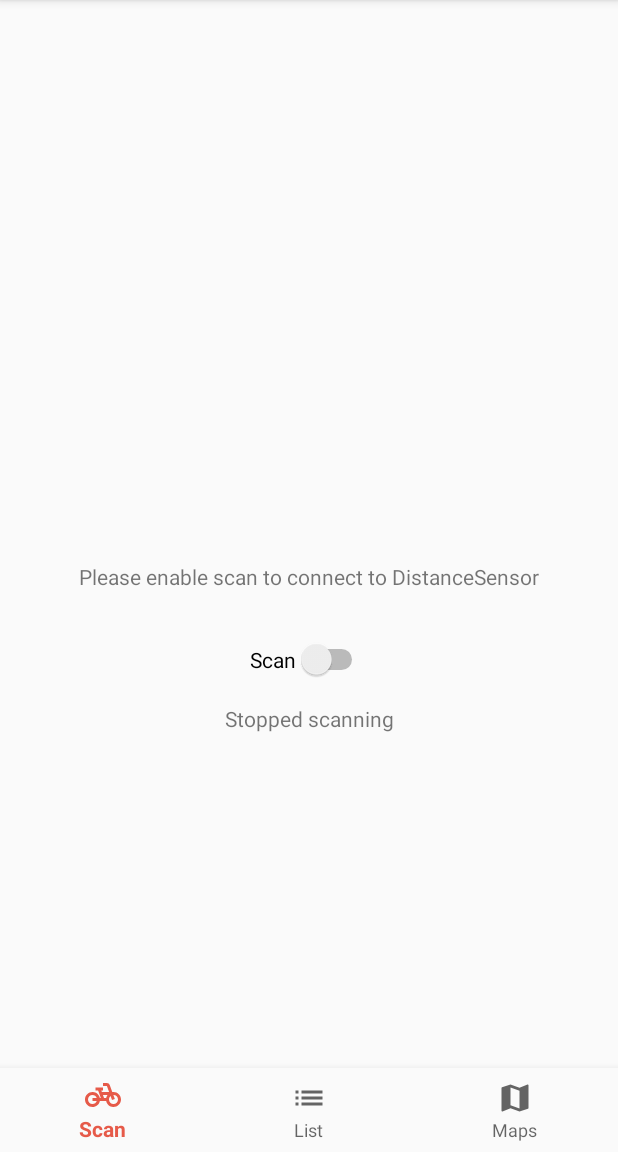
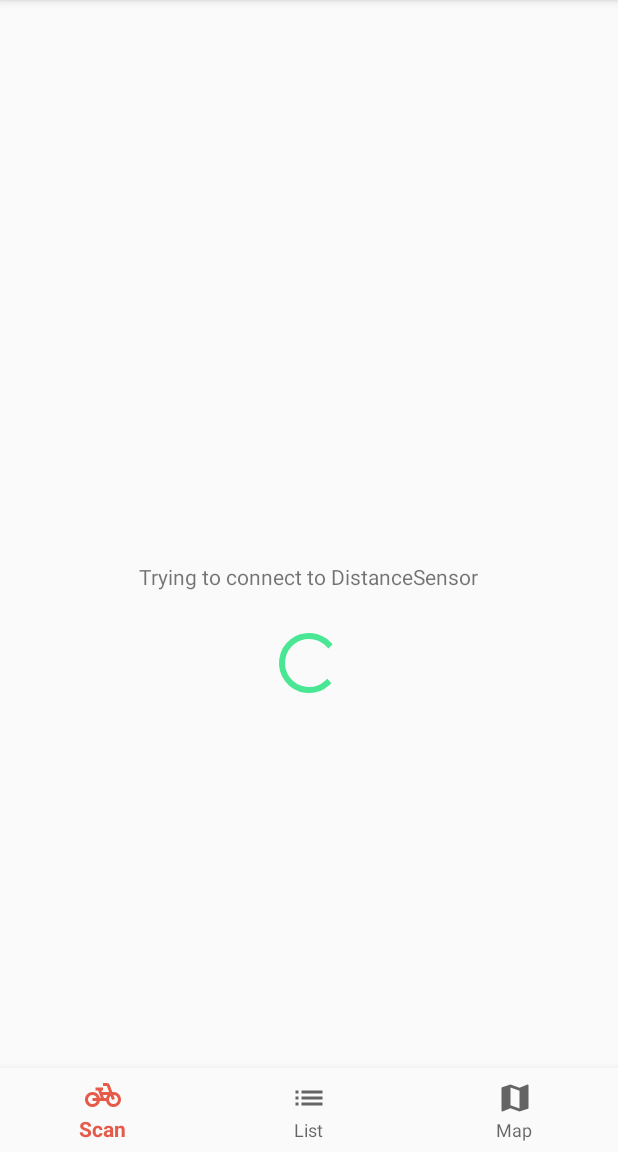
Before and after one commit to aburgr/distance-warner, an Android app: the screen it shows after launch (ScanActivity), on a phone screen of 412 x 824 dp, the part 84-1236 px from its top. Run offline under Robolectric (Android 15) with nearby library versions, the phone set to English and light mode, and no system bars; our stand-ins replace Room's generated code.

Commit message:
Scan activity now tries to connect immediately Maps Activity enhanced to show markers for each warning

```diff
--- a/android-app/app/src/main/java/at/burgr/distancewarner/ListViewAdapter.java
+++ b/android-app/app/src/main/java/at/burgr/distancewarner/ListViewAdapter.java
@@ -10,6 +10,7 @@ import android.widget.TextView;
 import android.widget.Toast;
 
 import java.text.SimpleDateFormat;
+import java.util.Date;
 import java.util.List;
 
 import at.burgr.distancewarner.data.Warning;
@@ -44,7 +45,7 @@ public class ListViewAdapter extends ArrayAdapter<Warning> {
             TextView tt2 = (TextView) v.findViewById(R.id.tvWarningDistance);
 
             if (tt1 != null) {
-                tt1.setText(dateFormat.format(p.timestamp));
+                tt1.setText(dateFormat.format(new Date(p.timestamp)));
             }
 
             if (tt2 != null) {
--- a/android-app/app/src/main/java/at/burgr/distancewarner/ScanActivity.java
+++ b/android-app/app/src/main/java/at/burgr/distancewarner/ScanActivity.java
@@ -15,7 +15,9 @@ import android.content.pm.PackageManager;
 import android.os.AsyncTask;
 import android.os.Bundle;
 import android.util.Log;
+import android.view.View;
 import android.widget.CompoundButton;
+import android.widget.ProgressBar;
 import android.widget.Switch;
 import android.widget.TextView;
 
@@ -27,8 +29,7 @@ public class ScanActivity extends BaseActivity {
     BluetoothManager btManager;
     BluetoothAdapter btAdapter;
     BluetoothLeScanner btScanner;
-    private Switch scanButton;
-    private TextView connectionStateTextView;
+    private ProgressBar progressBar;
     private boolean connected;
 
     private static final int REQUEST_ENABLE_BT = 1;
@@ -52,7 +53,7 @@ public class ScanActivity extends BaseActivity {
         btManager = (BluetoothManager) getSystemService(Context.BLUETOOTH_SERVICE);
         btAdapter = btManager.getAdapter();
         btScanner = btAdapter.getBluetoothLeScanner();
-        scanButton = findViewById(R.id.scanSwitch);
+        progressBar = findViewById(R.id.progressBar);
 
         if (btAdapter != null && !btAdapter.isEnabled()) {
             Intent enableIntent = new Intent(BluetoothAdapter.ACTION_REQUEST_ENABLE);
@@ -61,46 +62,22 @@ public class ScanActivity extends BaseActivity {
 
         // Make sure we have access fine location enabled, if not, prompt the user to enable it
         if (this.checkSelfPermission(Manifest.permission.ACCESS_FINE_LOCATION) != PackageManager.PERMISSION_GRANTED) {
-            final AlertDialog.Builder builder = new AlertDialog.Builder(this);
-            builder.setTitle("This app needs location access");
-            builder.setMessage("Please grant location access so this app can detect peripherals.");
-            builder.setPositiveButton(android.R.string.ok, null);
-            builder.setOnDismissListener(new DialogInterface.OnDismissListener() {
-                @Override
-                public void onDismiss(DialogInterface dialog) {
-                    requestPermissions(new String[]{Manifest.permission.ACCESS_FINE_LOCATION}, PERMISSION_REQUEST_FINE_LOCATION);
-                }
-            });
-            builder.show();
+            requestPermission(Manifest.permission.ACCESS_FINE_LOCATION, PERMISSION_REQUEST_FINE_LOCATION);
         }
 
-        Switch scanButton = findViewById(R.id.scanSwitch);
-        scanButton.setOnCheckedChangeListener(new CompoundButton.OnCheckedChangeListener() {
-
-            @Override
-            public void onCheckedChanged(CompoundButton buttonView, boolean isChecked) {
-                if (isChecked) {
-                    startScanning();
-                } else {
-                    stopScanning();
-                }
-            }
-
-        });
-        connectionStateTextView = findViewById(R.id.connectionStateTextView);
+        startScanning();
+        progressBar.setIndeterminate(true);
     }
 
     @Override
     protected void onResume() {
         super.onResume();
-
-        stopScanning();
+        startScanning();
     }
 
     public void startScanning() {
-        scanButton.setChecked(true);
         Log.i(TAG,"start scanning");
-        connectionStateTextView.setText(R.string.scanning);
+        progressBar.setVisibility(View.VISIBLE);
         AsyncTask.execute(new Runnable() {
             @Override
             public void run() {
@@ -111,9 +88,8 @@ public class ScanActivity extends BaseActivity {
 
     public void stopScanning() {
         connected = false;
-        scanButton.setChecked(false);
+        progressBar.setVisibility(View.GONE);
         Log.i(TAG,"stop scanning");
-        connectionStateTextView.setText(R.string.stopped);
         AsyncTask.execute(new Runnable() {
             @Override
             public void run() {
--- a/android-app/app/src/main/res/layout/activity_scan.xml
+++ b/android-app/app/src/main/res/layout/activity_scan.xml
@@ -5,26 +5,6 @@
     android:layout_width="match_parent"
     android:layout_height="match_parent"
     tools:context=".ScanActivity">
-
-    <Switch
-        android:id="@+id/scanSwitch"
-        android:layout_width="wrap_content"
-        android:layout_height="wrap_content"
-        android:layout_marginTop="32dp"
-        android:checked="false"
-        android:text="@string/scan"
-        app:layout_constraintEnd_toEndOf="parent"
-        app:layout_constraintStart_toStartOf="parent"
-        app:layout_constraintTop_toBottomOf="@+id/DescriptionTextView" />
-
-    <TextView
-        android:id="@+id/connectionStateTextView"
-        android:layout_width="wrap_content"
-        android:layout_height="wrap_content"
-        android:layout_marginTop="16dp"
-        app:layout_constraintEnd_toEndOf="parent"
-        app:layout_constraintStart_toStartOf="parent"
-        app:layout_constraintTop_toBottomOf="@+id/scanSwitch" />
 
     <TextView
         android:id="@+id/DescriptionTextView"
@@ -35,6 +15,27 @@
         app:layout_constraintEnd_toEndOf="parent"
         app:layout_constraintStart_toStartOf="parent"
         app:layout_constraintTop_toTopOf="parent" />
+
+    <ProgressBar
+        android:id="@+id/progressBar"
+        style="?android:attr/progressBarStyle"
+        android:indeterminateOnly="true"
+        android:layout_width="wrap_content"
+        android:layout_height="wrap_content"
+        android:layout_marginTop="24dp"
+        app:layout_constraintEnd_toEndOf="parent"
+        app:layout_constraintStart_toStartOf="parent"
+        app:layout_constraintTop_toBottomOf="@+id/DescriptionTextView"/>
+
+    <TextView
+        android:id="@+id/connectionStateTextView"
+        android:layout_width="wrap_content"
+        android:layout_height="wrap_content"
+        android:layout_marginTop="24dp"
+        app:layout_constraintEnd_toEndOf="parent"
+        app:layout_constraintStart_toStartOf="parent"
+        app:layout_constraintTop_toBottomOf="@+id/progressBar" />
+
     <include
         android:id="@+id/navigation"
         layout="@layout/element_bottom_navigation"
--- a/android-app/app/src/main/res/values/strings.xml
+++ b/android-app/app/src/main/res/values/strings.xml
@@ -8,7 +8,7 @@
     <string name="disconnected">Disconnected</string>
     <string name="unknown_service">Unknown Service</string>
     <string name="unknown_characteristic">Unknown Characteristic</string>
-    <string name="scandescription">Please enable scan to connect to DistanceSensor</string>
+    <string name="scandescription">Trying to connect to DistanceSensor</string>
     <string name="distanceUnit">cm</string>
 
     <string name="title_devices">BLE Device Scan</string>
@@ -17,5 +17,5 @@
 
     <string name="title_scan">Scan</string>
     <string name="title_list">List</string>
-    <string name="title_maps">Maps</string>
+    <string name="title_maps">Map</string>
 </resources>
```
Also changed, not shown: android-app/app/src/main/java/at/burgr/distancewarner/BaseActivity.java (+15 -0 lines), android-app/app/src/main/java/at/burgr/distancewarner/MapsActivity.java (+43 -22 lines).
